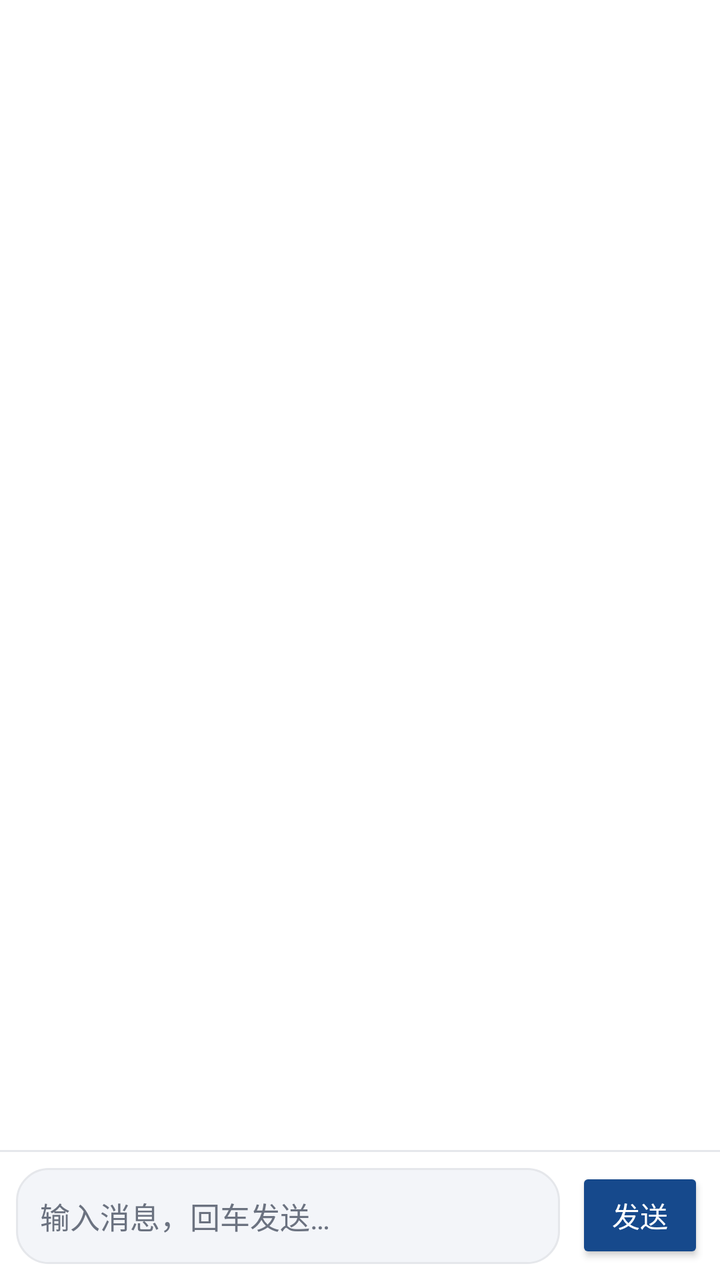
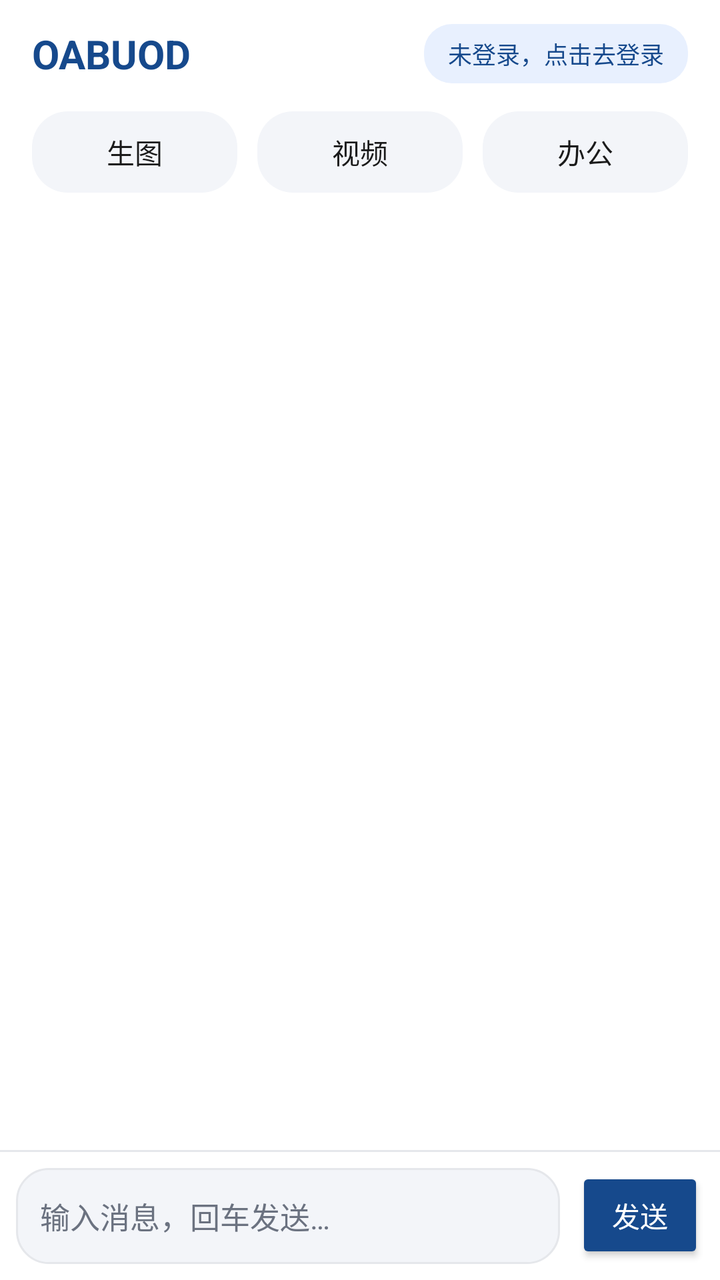

Two renders of the same Android screen: before a commit and after it. Below are the layout's source before the change and the commit's diff.
<!-- AndroidManifest.xml: application theme Theme.OABUOD -->
<!-- res/layout/fragment_chat.xml -->
<?xml version="1.0" encoding="utf-8"?>
<LinearLayout xmlns:android="http://schemas.android.com/apk/res/android"
    android:layout_width="match_parent"
    android:layout_height="match_parent"
    android:background="@color/oabuod_bg"
    android:orientation="vertical">

    <androidx.recyclerview.widget.RecyclerView
        android:id="@+id/chat_list"
        android:layout_width="match_parent"
        android:layout_height="0dp"
        android:layout_weight="1"
        android:clipToPadding="false"
        android:padding="12dp" />

    <View
        android:layout_width="match_parent"
        android:layout_height="1dp"
        android:background="@color/oabuod_divider" />

    <LinearLayout
        android:layout_width="match_parent"
        android:layout_height="wrap_content"
        android:gravity="bottom"
        android:orientation="horizontal"
        android:padding="8dp">

        <EditText
            android:id="@+id/chat_input"
            android:layout_width="0dp"
            android:layout_height="wrap_content"
            android:layout_weight="1"
            android:background="@drawable/bg_input"
            android:hint="@string/chat_input_hint"
            android:inputType="textMultiLine"
            android:maxLines="5"
            android:minHeight="48dp"
            android:padding="12dp"
            android:textColor="@color/oabuod_text_main"
            android:textColorHint="@color/oabuod_text_sub"
            android:textSize="15sp" />

        <Button
            android:id="@+id/chat_send"
            android:layout_width="64dp"
            android:layout_height="48dp"
            android:layout_marginStart="8dp"
            android:backgroundTint="@color/oabuod_primary"
            android:text="@string/chat_send"
            android:textColor="@android:color/white" />
    </LinearLayout>

</LinearLayout>
<!-- resources referenced by this layout -->
<resources>
  <color name="oabuod_bg">#FFFFFF</color>
  <color name="oabuod_divider">#E5E7EB</color>
  <color name="oabuod_primary">#16498C</color>
  <color name="oabuod_text_main">#1A1A1A</color>
  <color name="oabuod_text_sub">#6B7280</color>
  <!-- drawable bg_input (drawable) -->
  <?xml version="1.0" encoding="utf-8"?>
  <shape xmlns:android="http://schemas.android.com/apk/res/android"
      android:shape="rectangle">
      <solid android:color="@color/oabuod_bg_light" />
      <corners android:radius="16dp" />
      <stroke
          android:width="1dp"
          android:color="@color/oabuod_divider" />
  </shape>
  <string name="chat_input_hint">输入消息，回车发送…</string>
  <string name="chat_send">发送</string>
  <style name="Theme.OABUOD" parent="Theme.AppCompat.Light.NoActionBar">
          <item name="android:statusBarColor">@color/oabuod_primary_dark</item>
          <item name="android:windowLightStatusBar">false</item>
          <item name="android:windowBackground">@android:color/white</item>
      </style>
  <color name="oabuod_bg_light">#F3F5F9</color>
  <color name="oabuod_primary_dark">#0D2B52</color>
</resources>

<!-- the commit's change to res/layout/fragment_chat.xml (unified diff, before → after) -->
@@ -4,6 +4,97 @@
     android:layout_height="match_parent"
     android:background="@color/oabuod_bg"
     android:orientation="vertical">
+
+    
+    <LinearLayout
+        android:layout_width="match_parent"
+        android:layout_height="wrap_content"
+        android:gravity="center_vertical"
+        android:orientation="horizontal"
+        android:paddingStart="16dp"
+        android:paddingTop="12dp"
+        android:paddingEnd="16dp"
+        android:paddingBottom="8dp">
+
+        <TextView
+            android:layout_width="wrap_content"
+            android:layout_height="wrap_content"
+            android:text="@string/app_name"
+            android:textColor="@color/oabuod_primary"
+            android:textSize="20sp"
+            android:textStyle="bold" />
+
+        <View
+            android:layout_width="0dp"
+            android:layout_height="1dp"
+            android:layout_weight="1" />
+
+        <TextView
+            android:id="@+id/chat_login_status"
+            android:layout_width="wrap_content"
+            android:layout_height="wrap_content"
+            android:background="@drawable/bg_login_status"
+            android:paddingStart="12dp"
+            android:paddingTop="6dp"
+            android:paddingEnd="12dp"
+            android:paddingBottom="6dp"
+            android:text="@string/home_not_logged_in"
+            android:textColor="@color/oabuod_primary"
+            android:textSize="12sp" />
+    </LinearLayout>
+
+    
+    <LinearLayout
+        android:id="@+id/chat_quick_bar"
+        android:layout_width="match_parent"
+        android:layout_height="wrap_content"
+        android:orientation="horizontal"
+        android:paddingStart="16dp"
+        android:paddingTop="6dp"
+        android:paddingEnd="16dp"
+        android:paddingBottom="10dp">
+
+        <TextView
+            android:id="@+id/quick_image"
+            android:layout_width="0dp"
+            android:layout_height="wrap_content"
+            android:layout_weight="1"
+            android:background="@drawable/bg_chip"
+            android:gravity="center"
+            android:paddingTop="10dp"
+            android:paddingBottom="10dp"
+            android:text="@string/nav_image"
+            android:textColor="@color/oabuod_text_main"
+            android:textSize="14sp" />
+
+        <TextView
+            android:id="@+id/quick_video"
+            android:layout_width="0dp"
+            android:layout_height="wrap_content"
+            android:layout_weight="1"
+            android:layout_marginStart="10dp"
+            android:background="@drawable/bg_chip"
+            android:gravity="center"
+            android:paddingTop="10dp"
+            android:paddingBottom="10dp"
+            android:text="@string/nav_video"
+            android:textColor="@color/oabuod_text_main"
+            android:textSize="14sp" />
+
+        <TextView
+            android:id="@+id/quick_office"
+            android:layout_width="0dp"
+            android:layout_height="wrap_content"
+            android:layout_weight="1"
+            android:layout_marginStart="10dp"
+            android:background="@drawable/bg_chip"
+            android:gravity="center"
+            android:paddingTop="10dp"
+            android:paddingBottom="10dp"
+            android:text="@string/nav_office"
+            android:textColor="@color/oabuod_text_main"
+            android:textSize="14sp" />
+    </LinearLayout>
 
     <androidx.recyclerview.widget.RecyclerView
         android:id="@+id/chat_list"
<!-- resource entries referenced after the edit -->
@@ -5,6 +5,13 @@
   <color name="oabuod_primary">#16498C</color>
   <color name="oabuod_text_main">#1A1A1A</color>
   <color name="oabuod_text_sub">#6B7280</color>
+  <!-- drawable bg_chip (drawable) -->
+  <?xml version="1.0" encoding="utf-8"?>
+  <shape xmlns:android="http://schemas.android.com/apk/res/android"
+      android:shape="rectangle">
+      <solid android:color="@color/oabuod_bg_light" />
+      <corners android:radius="18dp" />
+  </shape>
   <!-- drawable bg_input (drawable) -->
   <?xml version="1.0" encoding="utf-8"?>
   <shape xmlns:android="http://schemas.android.com/apk/res/android"
@@ -15,8 +22,20 @@
           android:width="1dp"
           android:color="@color/oabuod_divider" />
   </shape>
+  <!-- drawable bg_login_status (drawable) -->
+  <?xml version="1.0" encoding="utf-8"?>
+  <shape xmlns:android="http://schemas.android.com/apk/res/android"
+      android:shape="rectangle">
+      <solid android:color="#E8F0FE" />
+      <corners android:radius="14dp" />
+  </shape>
+  <string name="app_name">OABUOD</string>
   <string name="chat_input_hint">输入消息，回车发送…</string>
   <string name="chat_send">发送</string>
+  <string name="home_not_logged_in">未登录，点击去登录</string>
+  <string name="nav_image">生图</string>
+  <string name="nav_office">办公</string>
+  <string name="nav_video">视频</string>
   <style name="Theme.OABUOD" parent="Theme.AppCompat.Light.NoActionBar">
           <item name="android:statusBarColor">@color/oabuod_primary_dark</item>
           <item name="android:windowLightStatusBar">false</item>
